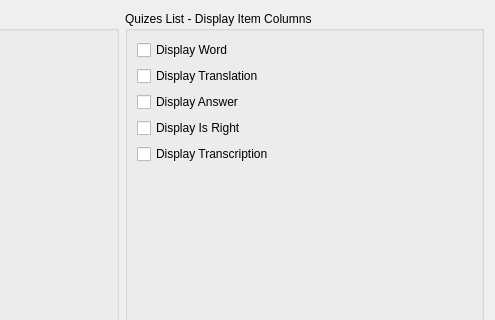
iatanasov77/qvocabulary, file Forms/SettingsWidgetQuiz.ui: the form before one commit; both pictures show x 252 to 747 and y 0 to 320 of the 747 by 423 pixel window.
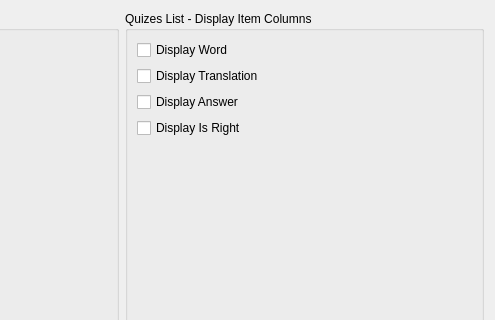
The form after the commit.

```diff
--- a/Forms/SettingsWidgetQuiz.ui
+++ b/Forms/SettingsWidgetQuiz.ui
@@ -272,30 +272,6 @@
         </item>
        </layout>
       </item>
-      <item>
-       <layout class="QHBoxLayout" name="horizontalLayout_7">
-        <item>
-         <widget class="QCheckBox" name="chDisplayColumnTranscription">
-          <property name="text">
-           <string>Display Transcription</string>
-          </property>
-         </widget>
-        </item>
-        <item>
-         <spacer name="horizontalSpacer_7">
-          <property name="orientation">
-           <enum>Qt::Horizontal</enum>
-          </property>
-          <property name="sizeHint" stdset="0">
-           <size>
-            <width>40</width>
-            <height>20</height>
-           </size>
-          </property>
-         </spacer>
-        </item>
-       </layout>
-      </item>
       <item>
        <spacer name="verticalSpacer_2">
         <property name="orientation">
```
